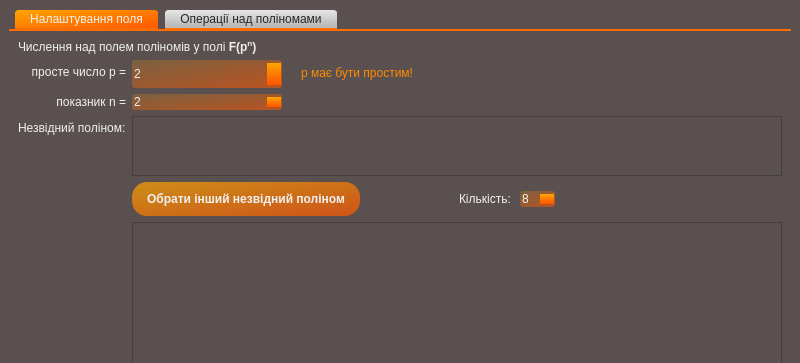
This is Algebra-polynom/mainwindow.ui in WAG13/FF-Polynomials-App as Qt 5 draws it before an edit; both pictures show x 0 to 800 and y 0 to 363 of the 800 by 712 pixel window. The edited form follows.
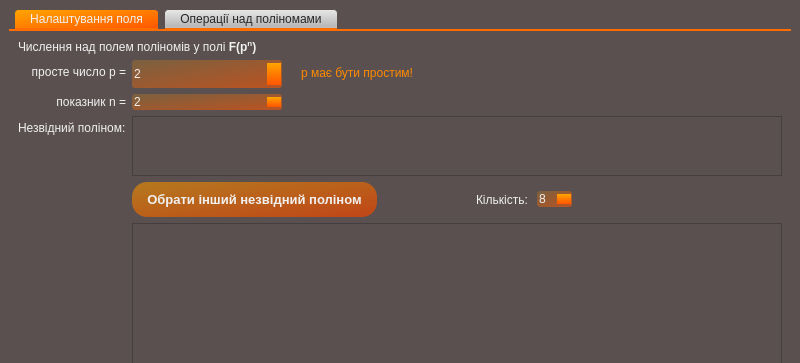
This is the edited form.

What changed in the file:
```diff
--- a/Algebra-polynom/mainwindow.ui
+++ b/Algebra-polynom/mainwindow.ui
@@ -22,7 +22,7 @@
   <property name="styleSheet">
    <string notr="true">*{
 	
-	font: 12pt &quot;PT Sans&quot;;
+	font: 12pt &quot;Arial&quot;;
 	color: rgb(240, 240, 240);
 	background-color: rgb(90, 80, 80)
 }
@@ -39,7 +39,7 @@
 }
 QPushButton:pressed,
 QPushButton:disabled{
-	background-color: qlineargradient(spread:pad, x1:0, y1:0, x2:1, y2:1, stop:0 rgba(255, 166, 0, 180), stop:1 rgba(255, 85, 0, 180));
+	background-color: qlineargradient(spread:pad, x1:0, y1:0, x2:1, y2:1, stop:0 rgba(235, 146, 0, 160), stop:1 rgba(235, 65, 0, 180));
 }
 
 /*COMBOBOX*/
@@ -439,7 +439,7 @@
                </size>
               </property>
               <property name="styleSheet">
-               <string notr="true"/>
+               <string notr="true">font-size:10pt;</string>
               </property>
               <property name="text">
                <string>Обрати інший незвідний поліном</string>
```
Left out of the diff: 4 changed lines with no effect on the pictures.
